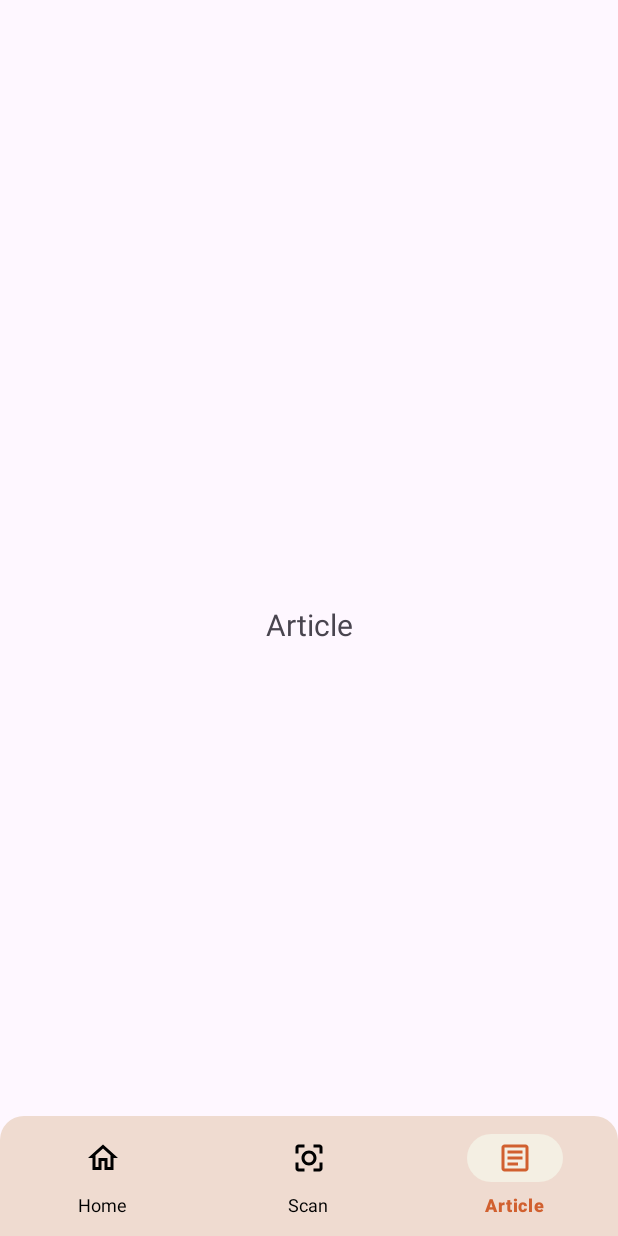
After one commit to ChickCheckTeam/ChickCheck-MD, an Android app: the ArticleFragment screen opened through its navigation route, on a phone screen of 412 x 824 dp. The commit adds this screen. Run offline under Robolectric (Android 15) with nearby library versions, the phone set to English and light mode, and no system bars; our stand-ins replace Dagger/Hilt's generated code, navigation-ui.

Commit message:
change color on active or inactive item menu in bottom nav bar

```diff
--- /dev/null
+++ b/app/src/main/java/com/example/chickcheckapp/presentation/ui/article/ArticleFragment.kt
@@ -0,0 +1,34 @@
+package com.example.chickcheckapp.presentation.ui.article
+
+import android.os.Bundle
+import android.view.LayoutInflater
+import android.view.View
+import android.view.ViewGroup
+import androidx.fragment.app.Fragment
+import androidx.fragment.app.viewModels
+import com.example.chickcheckapp.databinding.FragmentArticleBinding
+import dagger.hilt.android.AndroidEntryPoint
+
+@AndroidEntryPoint
+class ArticleFragment : Fragment() {
+
+    private var _binding: FragmentArticleBinding? = null
+    private val binding get() = _binding!!
+    private val viewModel: ArticleViewModel by viewModels()
+
+    override fun onCreateView(
+        inflater: LayoutInflater,
+        container: ViewGroup?,
+        savedInstanceState: Bundle?
+    ): View {
+        _binding = FragmentArticleBinding.inflate(inflater, container, false)
+        val root: View = binding.root
+
+        return root
+    }
+
+    override fun onDestroyView() {
+        super.onDestroyView()
+        _binding = null
+    }
+}
--- a/app/src/main/java/com/example/chickcheckapp/presentation/ui/login/LoginFragment.kt
+++ b/app/src/main/java/com/example/chickcheckapp/presentation/ui/login/LoginFragment.kt
@@ -67,7 +67,8 @@ class LoginFragment : Fragment() {
                             }
                             is Result.Error -> {
                                 progressBar.visibility = View.GONE
-                                showSnackBar(result.error)
+                                showSnackBar("Username or Password is Incorrect!")
+                                Log.e("LoginFragment", result.error)
                             }
                         }
                     }
--- /dev/null
+++ b/app/src/main/res/drawable/navigation_bar.xml
@@ -0,0 +1,8 @@
+<?xml version="1.0" encoding="utf-8"?>
+<selector xmlns:android="http://schemas.android.com/apk/res/android">
+    <item
+        android:color="@color/primary"
+        android:state_checked="true"/>
+
+    <item android:color="@color/black"/>
+</selector>
--- /dev/null
+++ b/app/src/main/res/drawable/outline_article_24.xml
@@ -0,0 +1,7 @@
+<vector xmlns:android="http://schemas.android.com/apk/res/android" android:autoMirrored="true" android:height="24dp" android:tint="#000000" android:viewportHeight="24" android:viewportWidth="24" android:width="24dp">
+
+    <path android:fillColor="@android:color/white" android:pathData="M19,5v14H5V5H19M19,3H5C3.9,3 3,3.9 3,5v14c0,1.1 0.9,2 2,2h14c1.1,0 2,-0.9 2,-2V5C21,3.9 20.1,3 19,3L19,3z"/>
+
+    <path android:fillColor="@android:color/white" android:pathData="M14,17H7v-2h7V17zM17,13H7v-2h10V13zM17,9H7V7h10V9z"/>
+
+</vector>
--- /dev/null
+++ b/app/src/main/res/drawable/outline_center_focus_strong_24.xml
@@ -0,0 +1,5 @@
+<vector xmlns:android="http://schemas.android.com/apk/res/android" android:height="24dp" android:tint="#000000" android:viewportHeight="24" android:viewportWidth="24" android:width="24dp">
+
+    <path android:fillColor="@android:color/white" android:pathData="M17,12c0,-2.76 -2.24,-5 -5,-5s-5,2.24 -5,5 2.24,5 5,5 5,-2.24 5,-5zM12,15c-1.65,0 -3,-1.35 -3,-3s1.35,-3 3,-3 3,1.35 3,3 -1.35,3 -3,3zM5,15L3,15v4c0,1.1 0.9,2 2,2h4v-2L5,19v-4zM5,5h4L9,3L5,3c-1.1,0 -2,0.9 -2,2v4h2L5,5zM19,3h-4v2h4v4h2L21,5c0,-1.1 -0.9,-2 -2,-2zM19,19h-4v2h4c1.1,0 2,-0.9 2,-2v-4h-2v4z"/>
+
+</vector>
--- a/app/src/main/res/drawable/top_rounded_corner.xml
+++ b/app/src/main/res/drawable/top_rounded_corner.xml
@@ -1,5 +1,5 @@
 <?xml version="1.0" encoding="utf-8"?>
 <shape xmlns:android="http://schemas.android.com/apk/res/android">
     <corners android:topLeftRadius="16dp" android:topRightRadius="16dp" />
-    <solid android:color="@android:color/transparent" />
+    <solid android:color="?attr/colorPrimaryContainer" />
 </shape>
--- a/app/src/main/res/layout/activity_main.xml
+++ b/app/src/main/res/layout/activity_main.xml
@@ -5,18 +5,6 @@
     android:id="@+id/container"
     android:layout_width="match_parent"
     android:layout_height="match_parent">
-
-    <com.google.android.material.bottomnavigation.BottomNavigationView
-        android:id="@+id/nav_view"
-        android:layout_width="0dp"
-        android:layout_height="wrap_content"
-        android:layout_marginStart="0dp"
-        android:layout_marginEnd="0dp"
-        android:background="?attr/colorPrimaryContainer"
-        app:layout_constraintBottom_toBottomOf="parent"
-        app:layout_constraintLeft_toLeftOf="parent"
-        app:layout_constraintRight_toRightOf="parent"
-        app:menu="@menu/bottom_nav_menu" />
 
     <fragment
         android:id="@+id/nav_host_fragment_activity_main"
@@ -30,4 +18,20 @@
         app:layout_constraintTop_toTopOf="parent"
         app:navGraph="@navigation/mobile_navigation" />
 
+    <com.google.android.material.bottomnavigation.BottomNavigationView
+        android:id="@+id/nav_view"
+        android:layout_width="0dp"
+        android:layout_height="wrap_content"
+        android:layout_marginStart="0dp"
+        android:layout_marginEnd="0dp"
+        android:background="@drawable/top_rounded_corner"
+        app:itemTextAppearanceInactive="@color/white"
+        app:layout_constraintBottom_toBottomOf="parent"
+        app:layout_constraintLeft_toLeftOf="parent"
+        app:layout_constraintRight_toRightOf="parent"
+        app:menu="@menu/bottom_nav_menu"
+        app:itemIconTint="@drawable/navigation_bar"
+        app:itemActiveIndicatorStyle="@style/App.Custom.Indicator"
+        app:itemTextColor="@drawable/navigation_bar"/>
+
 </androidx.constraintlayout.widget.ConstraintLayout>
--- a/app/src/main/res/layout/fragment_history.xml
+++ b/app/src/main/res/layout/fragment_article.xml
@@ -4,7 +4,7 @@
     xmlns:tools="http://schemas.android.com/tools"
     android:layout_width="match_parent"
     android:layout_height="match_parent"
-    tools:context=".presentation.ui.history.HistoryFragment">
+    tools:context=".presentation.ui.article.ArticleFragment">
 
     <TextView
         android:id="@+id/text_dashboard"
@@ -15,7 +15,7 @@
         android:layout_marginEnd="8dp"
         android:textAlignment="center"
         android:textSize="20sp"
-        android:text="@string/title_history"
+        android:text="@string/title_article"
         app:layout_constraintBottom_toBottomOf="parent"
         app:layout_constraintEnd_toEndOf="parent"
         app:layout_constraintStart_toStartOf="parent"
--- a/app/src/main/res/layout/item_history_layout.xml
+++ b/app/src/main/res/layout/item_history_layout.xml
@@ -16,7 +16,6 @@
             android:layout_width="match_parent"
             android:layout_height="150dp"
             android:scaleType="centerCrop"
-            android:background="@drawable/top_rounded_corner"
             android:src="@drawable/salmonella"
             app:layout_constraintStart_toStartOf="parent"
             app:layout_constraintTop_toTopOf="parent"
--- a/app/src/main/res/menu/bottom_nav_menu.xml
+++ b/app/src/main/res/menu/bottom_nav_menu.xml
@@ -8,12 +8,12 @@
 
     <item
         android:id="@+id/navigation_scan"
-        android:icon="@drawable/outline_camera_alt_24"
+        android:icon="@drawable/outline_center_focus_strong_24"
         android:title="@string/title_scan" />
 
     <item
-        android:id="@+id/navigation_history"
-        android:icon="@drawable/outline_history_24"
-        android:title="@string/title_history" />
+        android:id="@+id/navigation_article"
+        android:icon="@drawable/outline_article_24"
+        android:title="@string/title_article" />
 
 </menu>
--- a/app/src/main/res/navigation/mobile_navigation.xml
+++ b/app/src/main/res/navigation/mobile_navigation.xml
@@ -16,10 +16,10 @@
     </fragment>
 
     <fragment
-        android:id="@+id/navigation_history"
-        android:name="com.example.chickcheckapp.presentation.ui.history.HistoryFragment"
-        android:label="@string/title_history"
-        tools:layout="@layout/fragment_history" />
+        android:id="@+id/navigation_article"
+        android:name="com.example.chickcheckapp.presentation.ui.article.ArticleFragment"
+        android:label="@string/title_article"
+        tools:layout="@layout/fragment_article" />
 
     <fragment
         android:id="@+id/navigation_login"
--- a/app/src/main/res/values/colors.xml
+++ b/app/src/main/res/values/colors.xml
@@ -7,6 +7,8 @@
     <color name="onPrimary">#FFFFFF</color>
     <color name="primaryContainer">#FFEFDBD0</color>
     <color name="onPrimaryContainer">#FF2A1607</color>
+
+    <color name="secondary">#FFF4EFE3</color>
     <color name="light_grey">#FFB2BEB5</color>
     <color name="text_color">#FF000000</color>"
 </resources>
--- a/app/src/main/res/values/strings.xml
+++ b/app/src/main/res/values/strings.xml
@@ -17,4 +17,5 @@
     <string name="empty_image">Empty Image</string>
     <string name="scan_now">Scan Now</string>
     <string name="empty_scan_data">You haven’t scan image</string>
+    <string name="title_article">Article</string>
 </resources>
--- a/app/src/main/res/values/themes.xml
+++ b/app/src/main/res/values/themes.xml
@@ -8,4 +8,8 @@
     </style>
 
     <style name="Theme.ChickCheckApp" parent="Base.Theme.ChickCheckApp" />
+
+    <style name="App.Custom.Indicator" parent="Widget.Material3.BottomNavigationView.ActiveIndicator">
+        <item name="android:color">@color/secondary</item>
+    </style>
 </resources>
```
Also changed, not shown: app/src/main/java/com/example/chickcheckapp/presentation/ui/article/ArticleViewModel.kt (added, +7 -0 lines), app/src/main/java/com/example/chickcheckapp/presentation/ui/history/HistoryFragment.kt (deleted, +0 -41 lines), app/src/main/java/com/example/chickcheckapp/presentation/ui/history/HistoryViewModel.kt (deleted, +0 -9 lines).
